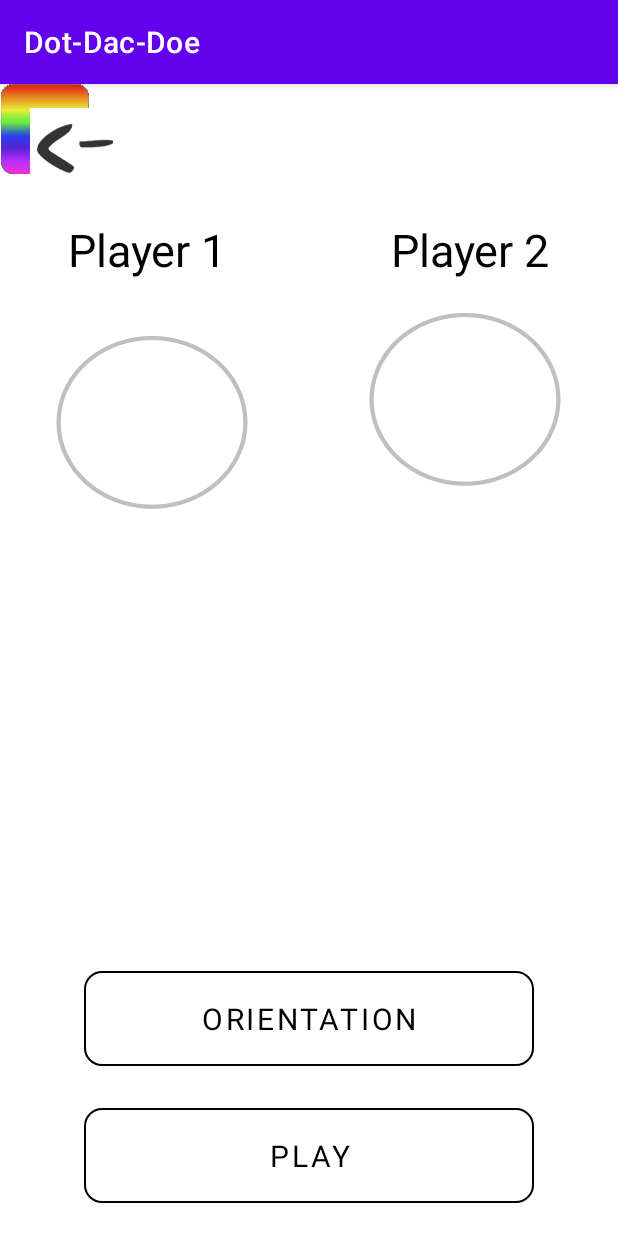
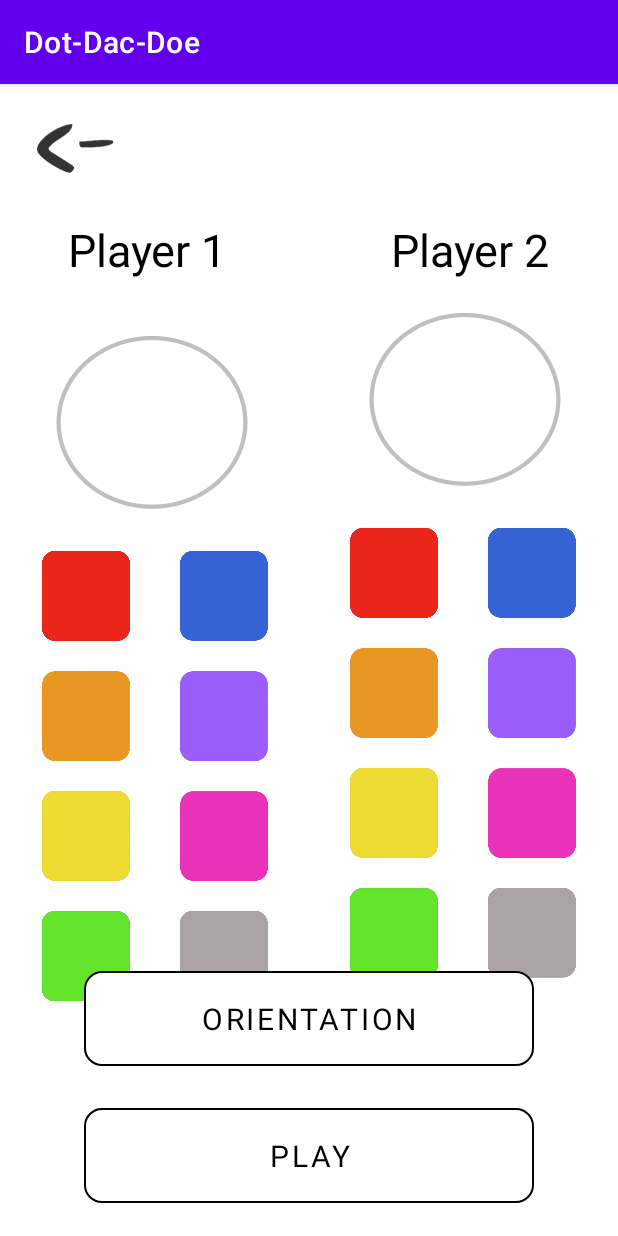
Before and after one commit to appiahla/Dot-Dac-Doe, an Android app: the UserSelectActivity screen opened directly, with no data from a screen before it, on a phone screen of 412 x 824 dp. Run offline under Robolectric (Android 15) with nearby library versions, the phone set to English and light mode, and no system bars; Roboto replaces fonts that are not available here.

Commit message:
added partial constraints to color pickers - user-select

```diff
--- a/app/src/main/res/layout/activity_user_select.xml
+++ b/app/src/main/res/layout/activity_user_select.xml
@@ -11,73 +11,93 @@
         android:id="@+id/pick_grey_2_user_select"
         android:layout_width="60dp"
         android:layout_height="60dp"
-        app:srcCompat="@drawable/grey_color_pick"
-        tools:layout_editor_absoluteX="324dp"
-        tools:layout_editor_absoluteY="555dp" />
+        android:layout_marginTop="20dp"
+        android:layout_marginEnd="27dp"
+        app:layout_constraintEnd_toEndOf="parent"
+        app:layout_constraintTop_toBottomOf="@+id/pick_pink_2_user_select"
+        app:srcCompat="@drawable/grey_color_pick" />
 
     <ImageView
         android:id="@+id/pick_red_2_user_select"
         android:layout_width="60dp"
         android:layout_height="60dp"
-        app:srcCompat="@drawable/red_color_pick"
-        tools:layout_editor_absoluteX="240dp"
-        tools:layout_editor_absoluteY="311dp" />
+        android:layout_marginTop="24dp"
+        android:layout_marginEnd="32dp"
+        app:layout_constraintEnd_toStartOf="@+id/pick_blue_2_user_select"
+        app:layout_constraintTop_toBottomOf="@+id/user_select_player2_circle"
+        app:srcCompat="@drawable/red_color_pick" />
 
     <ImageView
         android:id="@+id/pick_pink_2_user_select"
         android:layout_width="60dp"
         android:layout_height="60dp"
-        app:srcCompat="@drawable/pink_color_pick"
-        tools:layout_editor_absoluteX="324dp"
-        tools:layout_editor_absoluteY="478dp" />
+        android:layout_marginTop="20dp"
+        android:layout_marginEnd="27dp"
+        app:layout_constraintEnd_toEndOf="parent"
+        app:layout_constraintTop_toBottomOf="@+id/pick_purple_2_user_select"
+        app:srcCompat="@drawable/pink_color_pick" />
 
     <ImageView
         android:id="@+id/pick_yellow_2_user_select"
         android:layout_width="60dp"
         android:layout_height="60dp"
-        app:srcCompat="@drawable/yellow_color_pick"
-        tools:layout_editor_absoluteX="240dp"
-        tools:layout_editor_absoluteY="478dp" />
+        android:layout_marginTop="20dp"
+        android:layout_marginEnd="32dp"
+        app:layout_constraintEnd_toStartOf="@+id/pick_pink_2_user_select"
+        app:layout_constraintTop_toBottomOf="@+id/pick_orange_2_user_select"
+        app:srcCompat="@drawable/yellow_color_pick" />
 
     <ImageView
         android:id="@+id/pick_green_2_user_select"
         android:layout_width="60dp"
         android:layout_height="60dp"
-        app:srcCompat="@drawable/green_color_pick"
-        tools:layout_editor_absoluteX="240dp"
-        tools:layout_editor_absoluteY="555dp" />
+        android:layout_marginTop="20dp"
+        android:layout_marginEnd="32dp"
+        app:layout_constraintEnd_toStartOf="@+id/pick_grey_2_user_select"
+        app:layout_constraintTop_toBottomOf="@+id/pick_yellow_2_user_select"
+        app:srcCompat="@drawable/green_color_pick" />
 
     <ImageView
         android:id="@+id/pick_rainbow_2_user_select"
         android:layout_width="60dp"
         android:layout_height="60dp"
-        app:srcCompat="@drawable/rainbow_color_pick"
-        tools:layout_editor_absoluteX="282dp"
-        tools:layout_editor_absoluteY="628dp" />
+        android:layout_marginTop="20dp"
+        android:layout_marginEnd="69dp"
+        android:layout_marginBottom="21dp"
+        app:layout_constraintBottom_toTopOf="@+id/orientation_button_user_select"
+        app:layout_constraintEnd_toEndOf="parent"
+        app:layout_constraintTop_toBottomOf="@+id/pick_grey_2_user_select"
+        app:srcCompat="@drawable/rainbow_color_pick" />
 
     <ImageView
         android:id="@+id/pick_blue_2_user_select"
         android:layout_width="60dp"
         android:layout_height="60dp"
-        app:srcCompat="@drawable/blue_color_pick"
-        tools:layout_editor_absoluteX="324dp"
-        tools:layout_editor_absoluteY="311dp" />
+        android:layout_marginTop="24dp"
+        android:layout_marginEnd="27dp"
+        app:layout_constraintEnd_toEndOf="parent"
+        app:layout_constraintTop_toBottomOf="@+id/user_select_player2_circle"
+        app:srcCompat="@drawable/blue_color_pick" />
 
     <ImageView
         android:id="@+id/pick_orange_2_user_select"
         android:layout_width="60dp"
         android:layout_height="60dp"
-        app:srcCompat="@drawable/orange_color_pick"
-        tools:layout_editor_absoluteX="240dp"
-        tools:layout_editor_absoluteY="391dp" />
+        android:layout_marginTop="20dp"
+        android:layout_marginEnd="32dp"
+        app:layout_constraintEnd_toStartOf="@+id/pick_purple_2_user_select"
+        app:layout_constraintTop_toBottomOf="@+id/pick_red_2_user_select"
+        app:srcCompat="@drawable/orange_color_pick" />
 
     <ImageView
         android:id="@+id/pick_purple_2_user_select"
         android:layout_width="60dp"
         android:layout_height="60dp"
-        app:srcCompat="@drawable/purple_color_pick"
-        tools:layout_editor_absoluteX="324dp"
-        tools:layout_editor_absoluteY="391dp" />
+        android:layout_marginTop="20dp"
+        android:layout_marginEnd="27dp"
+        app:layout_constraintEnd_toEndOf="parent"
+        app:layout_constraintTop_toBottomOf="@+id/pick_blue_2_user_select"
+        app:srcCompat="@drawable/purple_color_pick" />
 
     <ImageView
         android:id="@+id/user_select_player2_circle"
@@ -131,73 +151,93 @@
         android:id="@+id/pick_red_1_user_select"
         android:layout_width="60dp"
         android:layout_height="60dp"
-        app:srcCompat="@drawable/red_color_pick"
-        tools:layout_editor_absoluteX="35dp"
-        tools:layout_editor_absoluteY="311dp" />
+        android:layout_marginStart="27dp"
+        android:layout_marginTop="24dp"
+        app:layout_constraintStart_toStartOf="parent"
+        app:layout_constraintTop_toBottomOf="@+id/user_select_player1_circle"
+        app:srcCompat="@drawable/red_color_pick" />
 
     <ImageView
         android:id="@+id/pick_orange_1_user_select"
         android:layout_width="60dp"
         android:layout_height="60dp"
-        app:srcCompat="@drawable/orange_color_pick"
-        tools:layout_editor_absoluteX="35dp"
-        tools:layout_editor_absoluteY="391dp" />
+        android:layout_marginStart="27dp"
+        android:layout_marginTop="20dp"
+        app:layout_constraintStart_toStartOf="parent"
+        app:layout_constraintTop_toBottomOf="@+id/pick_red_1_user_select"
+        app:srcCompat="@drawable/orange_color_pick" />
 
     <ImageView
         android:id="@+id/pick_yellow_1_user_select"
         android:layout_width="60dp"
         android:layout_height="60dp"
-        app:srcCompat="@drawable/yellow_color_pick"
-        tools:layout_editor_absoluteX="35dp"
-        tools:layout_editor_absoluteY="478dp" />
+        android:layout_marginStart="27dp"
+        android:layout_marginTop="20dp"
+        app:layout_constraintStart_toStartOf="parent"
+        app:layout_constraintTop_toBottomOf="@+id/pick_orange_1_user_select"
+        app:srcCompat="@drawable/yellow_color_pick" />
 
     <ImageView
         android:id="@+id/pick_green_1_user_select"
         android:layout_width="60dp"
         android:layout_height="60dp"
-        app:srcCompat="@drawable/green_color_pick"
-        tools:layout_editor_absoluteX="35dp"
-        tools:layout_editor_absoluteY="555dp" />
+        android:layout_marginStart="27dp"
+        android:layout_marginTop="20dp"
+        app:layout_constraintStart_toStartOf="parent"
+        app:layout_constraintTop_toBottomOf="@+id/pick_yellow_1_user_select"
+        app:srcCompat="@drawable/green_color_pick" />
 
     <ImageView
         android:id="@+id/pick_blue_1_user_select"
         android:layout_width="60dp"
         android:layout_height="60dp"
-        app:srcCompat="@drawable/blue_color_pick"
-        tools:layout_editor_absoluteX="119dp"
-        tools:layout_editor_absoluteY="311dp" />
+        android:layout_marginStart="32dp"
+        android:layout_marginTop="24dp"
+        app:layout_constraintStart_toEndOf="@+id/pick_red_1_user_select"
+        app:layout_constraintTop_toBottomOf="@+id/user_select_player1_circle"
+        app:srcCompat="@drawable/blue_color_pick" />
 
     <ImageView
         android:id="@+id/pick_purple_1_user_select"
         android:layout_width="60dp"
         android:layout_height="60dp"
-        app:srcCompat="@drawable/purple_color_pick"
-        tools:layout_editor_absoluteX="119dp"
-        tools:layout_editor_absoluteY="391dp" />
+        android:layout_marginStart="32dp"
+        android:layout_marginTop="20dp"
+        app:layout_constraintStart_toEndOf="@+id/pick_orange_1_user_select"
+        app:layout_constraintTop_toBottomOf="@+id/pick_blue_1_user_select"
+        app:srcCompat="@drawable/purple_color_pick" />
 
     <ImageView
         android:id="@+id/pick_pink_1_user_select"
         android:layout_width="60dp"
         android:layout_height="60dp"
-        app:srcCompat="@drawable/pink_color_pick"
-        tools:layout_editor_absoluteX="119dp"
-        tools:layout_editor_absoluteY="478dp" />
+        android:layout_marginStart="32dp"
+        android:layout_marginTop="20dp"
+        app:layout_constraintStart_toEndOf="@+id/pick_yellow_1_user_select"
+        app:layout_constraintTop_toBottomOf="@+id/pick_purple_1_user_select"
+        app:srcCompat="@drawable/pink_color_pick" />
 
     <ImageView
         android:id="@+id/pick_grey_1_user_select"
         android:layout_width="60dp"
         android:layout_height="60dp"
-        app:srcCompat="@drawable/grey_color_pick"
-        tools:layout_editor_absoluteX="119dp"
-        tools:layout_editor_absoluteY="555dp" />
+        android:layout_marginStart="32dp"
+        android:layout_marginTop="20dp"
+        app:layout_constraintStart_toEndOf="@+id/pick_green_1_user_select"
+        app:layout_constraintTop_toBottomOf="@+id/pick_pink_1_user_select"
+        app:srcCompat="@drawable/grey_color_pick" />
 
     <ImageView
         android:id="@+id/pick_rainbow_1_user_select"
         android:layout_width="60dp"
         android:layout_height="60dp"
-        app:srcCompat="@drawable/rainbow_color_pick"
-        tools:layout_editor_absoluteX="77dp"
-        tools:layout_editor_absoluteY="628dp" />
+        android:layout_marginStart="69dp"
+        android:layout_marginTop="20dp"
+        android:layout_marginBottom="21dp"
+        app:layout_constraintBottom_toTopOf="@+id/orientation_button_user_select"
+        app:layout_constraintStart_toStartOf="parent"
+        app:layout_constraintTop_toBottomOf="@+id/pick_grey_1_user_select"
+        app:srcCompat="@drawable/rainbow_color_pick" />
 
     <ImageView
         android:id="@+id/back_arrow"
```
